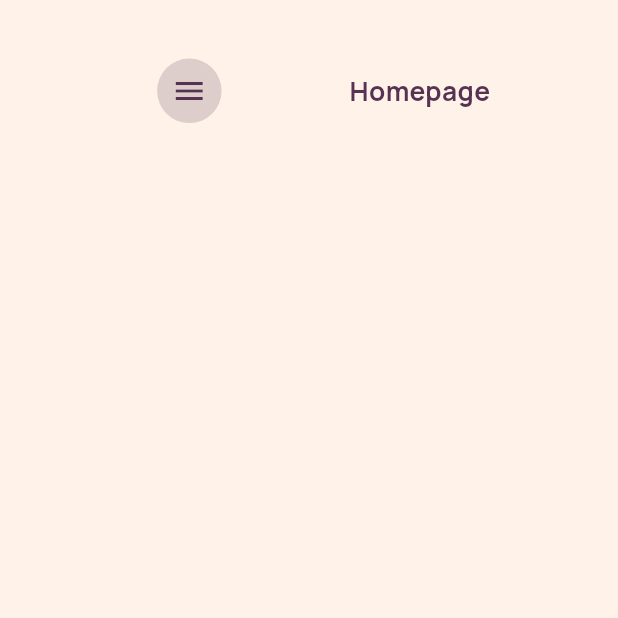
After one commit to Gbenga-Abiodun/habit-app, a Flutter app: the HomePage screen opened by its route, on a phone screen of 412 x 824 dp, the top half of it. The commit adds this screen. Run offline on Flutter 3.47's test engine with Material 3 defaults, Android fonts, the light colour scheme and no system bars; drawn by our look-alikes of auto_size_text; our stand-ins replace firebase_core, flutter_svg, flutter_svg_provider, get; accounts and stored records are empty.

Commit message:
working on the home_page.dart

```diff
--- a/lib/controller/validation_controller.dart
+++ b/lib/controller/validation_controller.dart
@@ -1,5 +1,6 @@
 import 'package:flutter/material.dart';
 import 'package:get/get.dart';
+import 'package:habit_app/routes/route_helper.dart';
 
 class ValidationController extends GetxController {
   var allowSignIn = false.obs;
@@ -80,6 +81,7 @@ class ValidationController extends GetxController {
       return;
     }
     signInFormStateKey.currentState!.save();
+    Get.offAllNamed(RouteHelpers.getHomePage(),);
     // authController.signIn(password: signInPassword, email: signInEmail,);
     /* await Get.find<AuthController>().signIn(email: loginEmail, password: loginPassword,);*/
   }
--- a/lib/pages/auth/sign_in_page.dart
+++ b/lib/pages/auth/sign_in_page.dart
@@ -232,7 +232,7 @@ class SignInPage extends StatelessWidget {
                     prefix: Icon(
                       Icons.lock_outlined,
                       size: Dimensions.height12 * 2,
-                      color: utilsController.isFocused3.value
+                      color: utilsController.isFocused5.value
                           ? AppColors.textInputColor
                           : AppColors.eclipse.withOpacity(0.5),
                     ),
--- /dev/null
+++ b/lib/pages/home/home_page.dart
@@ -0,0 +1,64 @@
+import 'package:flutter/material.dart';
+import 'package:flutter_svg_provider/flutter_svg_provider.dart';
+import 'package:habit_app/generated/assets.dart';
+import 'package:habit_app/utils/colors.dart';
+import 'package:habit_app/widgets/circle_icon.dart';
+import 'package:habit_app/widgets/small_text.dart';
+
+import '../../utils/dimensions.dart';
+
+class HomePage extends StatelessWidget {
+  const HomePage({Key? key}) : super(key: key);
+
+  @override
+  Widget build(BuildContext context) {
+    return Scaffold(
+      backgroundColor: AppColors.scaffoldBg2,
+      body: Column(
+        children: [
+          // SizedBox(
+          //   height: 330,
+          // ),
+          SizedBox(
+            height: Dimensions.height10 * 4,
+          ),
+          Container(
+            padding: EdgeInsets.symmetric(
+              horizontal: Dimensions.height10 * 2,
+            ),
+            child: Row(
+              mainAxisAlignment: MainAxisAlignment.spaceEvenly,
+              children: [
+                CircleIcon(
+                  child: Icon(
+                    Icons.menu_outlined,
+                    color: AppColors.eclipse,
+                  ),
+                ),
+                SmallText(
+                  text: "Homepage",
+                  fontWeight: FontWeight.w700,
+                  color: AppColors.eclipse,
+                  size: Dimensions.font18,
+                ),
+              ],
+            ),
+          ),
+          Spacer(),
+          Container(
+            width: MediaQuery.of(context).size.width,
+            height: 543.14,
+            decoration: BoxDecoration(
+              image: DecorationImage(
+                fit: BoxFit.scaleDown,
+                image: Svg(
+                  Assets.svgsBg2,
+                ),
+              ),
+            ),
+          )
+        ],
+      ),
+    );
+  }
+}
--- a/lib/routes/route_helper.dart
+++ b/lib/routes/route_helper.dart
@@ -6,6 +6,7 @@ import 'package:habit_app/pages/supportive/supportive_page.dart';
 
 import '../pages/auth/sign_in_page.dart';
 import '../pages/auth/sign_up_page.dart';
+import '../pages/home/home_page.dart';
 
 class RouteHelpers{
 
@@ -23,6 +24,9 @@ class RouteHelpers{
   static const String supportive = "/supportive-page";
 
   static String getSupportive() => '$supportive';
+  static const String homePage = "/home-page";
+
+  static String getHomePage() => '$homePage';
   static const String resetPassword = "/reset-page";
 
   static String getReset() => '$resetPassword';
@@ -53,6 +57,12 @@ class RouteHelpers{
     ),
 
     GetPage(
+      name: homePage,
+      page: () => HomePage(),
+      transition: Transition.cupertinoDialog,
+    ),
+
+    GetPage(
       name: resetPassword,
       page: () => ForgottenPasswordPage(),
       transition: Transition.cupertinoDialog,
--- a/pubspec.yaml
+++ b/pubspec.yaml
@@ -46,8 +46,8 @@ dependencies:
   cloud_firestore: ^4.6.0
   google_sign_in: ^6.2.1
   persistent_bottom_nav_bar_v2: ^5.2.3
-  hive_flutter: ^1.1.0
-  hive: ^2.2.3
+  sqflite:
+  flutter_svg_provider: ^1.0.7
 
 dev_dependencies:
   flutter_test:
```
Also changed, not shown: assets/svgs/bg2.svg (added), lib/generated/assets.dart, pubspec.lock.
